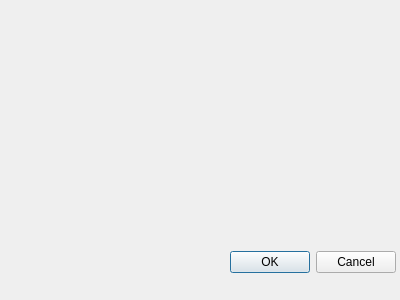
The window that lcdtestdialog.ui (qy-tech/QFactoryTest) describes before a commit, drawn with Qt 5.
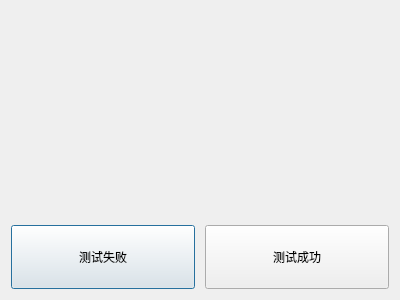
The same window after the commit.

The edit to the form file:
```diff
--- a/lcdtestdialog.ui
+++ b/lcdtestdialog.ui
@@ -13,19 +13,66 @@
   <property name="windowTitle">
    <string>Lcd Test</string>
   </property>
-  <widget class="QDialogButtonBox" name="buttonBox">
-   <property name="geometry">
-    <rect>
-     <x>230</x>
-     <y>250</y>
-     <width>166</width>
-     <height>24</height>
-    </rect>
-   </property>
-   <property name="standardButtons">
-    <set>QDialogButtonBox::Cancel|QDialogButtonBox::Ok</set>
-   </property>
-  </widget>
+  <layout class="QVBoxLayout" name="verticalLayout">
+   <item>
+    <spacer name="verticalSpacer">
+     <property name="orientation">
+      <enum>Qt::Vertical</enum>
+     </property>
+     <property name="sizeHint" stdset="0">
+      <size>
+       <width>20</width>
+       <height>40</height>
+      </size>
+     </property>
+    </spacer>
+   </item>
+   <item>
+    <layout class="QHBoxLayout" name="layout_action_buttons" stretch="0,0">
+     <property name="spacing">
+      <number>10</number>
+     </property>
+     <item>
+      <widget class="QPushButton" name="failedButton">
+       <property name="sizePolicy">
+        <sizepolicy hsizetype="Preferred" vsizetype="Preferred">
+         <horstretch>0</horstretch>
+         <verstretch>0</verstretch>
+        </sizepolicy>
+       </property>
+       <property name="minimumSize">
+        <size>
+         <width>0</width>
+         <height>64</height>
+        </size>
+       </property>
+       <property name="text">
+        <string>测试失败</string>
+       </property>
+      </widget>
+     </item>
+     <item>
+      <widget class="QPushButton" name="okButton">
+       <property name="sizePolicy">
+        <sizepolicy hsizetype="Preferred" vsizetype="Preferred">
+         <horstretch>0</horstretch>
+         <verstretch>0</verstretch>
+        </sizepolicy>
+       </property>
+       <property name="minimumSize">
+        <size>
+         <width>0</width>
+         <height>64</height>
+        </size>
+       </property>
+       <property name="text">
+        <string>测试成功</string>
+       </property>
+      </widget>
+     </item>
+    </layout>
+   </item>
+  </layout>
  </widget>
  <resources/>
  <connections>
```
Left out of the diff: 16 changed lines with no effect on the pictures.
